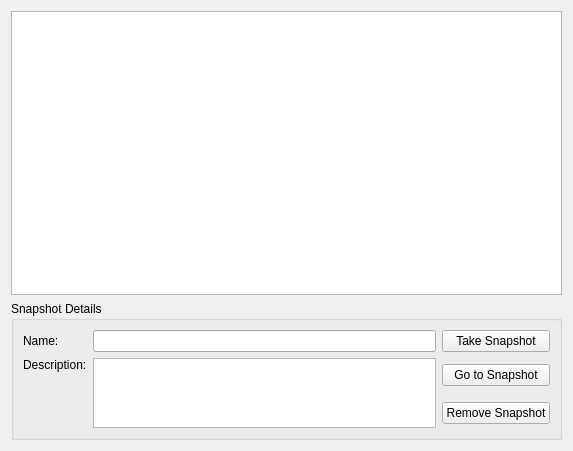
Qt form SandboxiePlus/SandMan/Forms/SnapshotsWindow.ui (sandboxie-plus/Sandboxie) before a commit.
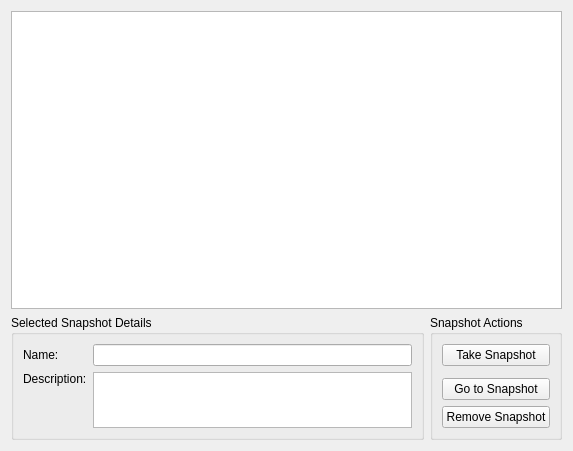
The same form after that commit.

```diff
--- a/SandboxiePlus/SandMan/Forms/SnapshotsWindow.ui
+++ b/SandboxiePlus/SandMan/Forms/SnapshotsWindow.ui
@@ -38,8 +38,26 @@
       <layout class="QGridLayout" name="gridLayout">
        <item row="1" column="0">
         <widget class="QGroupBox" name="groupBox">
+         <property name="sizePolicy">
+          <sizepolicy hsizetype="Preferred" vsizetype="Ignored">
+           <horstretch>0</horstretch>
+           <verstretch>0</verstretch>
+          </sizepolicy>
+         </property>
+         <property name="minimumSize">
+          <size>
+           <width>0</width>
+           <height>0</height>
+          </size>
+         </property>
+         <property name="maximumSize">
+          <size>
+           <width>16777215</width>
+           <height>16777215</height>
+          </size>
+         </property>
          <property name="title">
-          <string>Snapshot Details</string>
+          <string>Selected Snapshot Details</string>
          </property>
          <layout class="QGridLayout" name="gridLayout_3">
           <item row="0" column="0">
@@ -65,31 +83,59 @@
           <item row="0" column="1">
            <widget class="QLineEdit" name="txtName"/>
           </item>
-          <item row="2" column="3">
+         </layout>
+        </widget>
+       </item>
+       <item row="1" column="1">
+        <widget class="QGroupBox" name="groupBox_2">
+         <property name="maximumSize">
+          <size>
+           <width>16777215</width>
+           <height>125</height>
+          </size>
+         </property>
+         <property name="title">
+          <string>Snapshot Actions</string>
+         </property>
+         <layout class="QGridLayout" name="gridLayout_2">
+          <item row="3" column="0">
            <widget class="QPushButton" name="btnRemove">
             <property name="text">
              <string>Remove Snapshot</string>
             </property>
            </widget>
           </item>
-          <item row="0" column="3">
-           <widget class="QPushButton" name="btnTake">
-            <property name="text">
-             <string>Take Snapshot</string>
-            </property>
-           </widget>
-          </item>
-          <item row="1" column="3">
+          <item row="2" column="0">
            <widget class="QPushButton" name="btnSelect">
             <property name="text">
              <string>Go to Snapshot</string>
             </property>
            </widget>
           </item>
+          <item row="0" column="0">
+           <widget class="QPushButton" name="btnTake">
+            <property name="text">
+             <string>Take Snapshot</string>
+            </property>
+           </widget>
+          </item>
+          <item row="1" column="0">
+           <spacer name="verticalSpacer">
+            <property name="orientation">
+             <enum>Qt::Vertical</enum>
+            </property>
+            <property name="sizeHint" stdset="0">
+             <size>
+              <width>20</width>
+              <height>40</height>
+             </size>
+            </property>
+           </spacer>
+          </item>
          </layout>
         </widget>
        </item>
-       <item row="0" column="0">
+       <item row="0" column="0" colspan="2">
         <widget class="QTreeView" name="treeSnapshots"/>
        </item>
       </layout>
```
Left out of the diff: 8 changed lines with no effect on the pictures.
